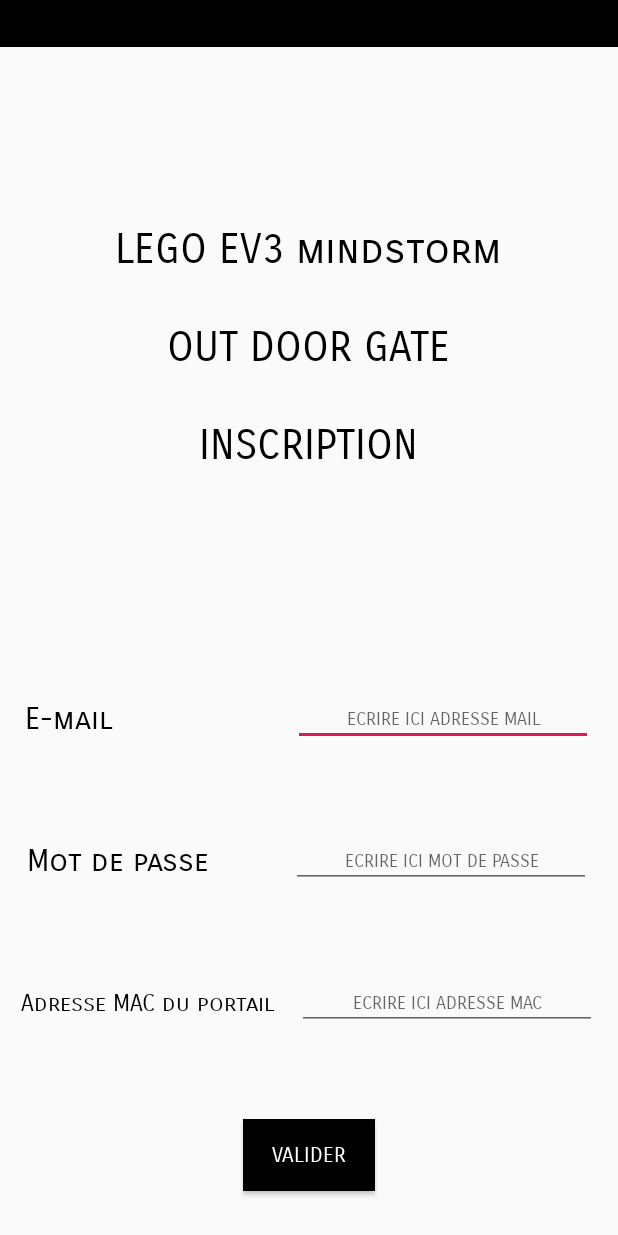
After one commit to FrancoisChv/POC, an Android app: the InscriptionActivity screen opened directly, with no data from a screen before it, on a phone screen of 412 x 824 dp. The commit adds this screen. Run offline under Robolectric (Android 15) with nearby library versions, the phone set to English and light mode, and no system bars.

Commit message:
Ajout du menu d'inscription

```diff
--- /dev/null
+++ b/app/src/main/java/com/example/poc/InscriptionActivity.java
@@ -0,0 +1,18 @@
+package com.example.poc;
+
+import androidx.appcompat.app.AppCompatActivity;
+
+import android.os.Bundle;
+import android.view.Window;
+import android.view.WindowManager;
+
+public class InscriptionActivity extends AppCompatActivity {
+
+    @Override
+    protected void onCreate(Bundle savedInstanceState) {
+        super.onCreate(savedInstanceState);
+        requestWindowFeature(Window.FEATURE_NO_TITLE);
+        setContentView(R.layout.activity_inscription);
+        getWindow().addFlags(WindowManager.LayoutParams.FLAG_FULLSCREEN);
+    }
+}
--- /dev/null
+++ b/app/src/main/res/layout/activity_inscription.xml
@@ -0,0 +1,147 @@
+<?xml version="1.0" encoding="utf-8"?>
+<LinearLayout xmlns:android="http://schemas.android.com/apk/res/android"
+    android:orientation="vertical"
+    android:layout_width="match_parent"
+    android:layout_height="match_parent">
+
+    <TextView
+        android:layout_width="match_parent"
+        android:layout_height="wrap_content"
+        android:textColor="@android:color/white"
+        android:background="@color/colorPrimary"
+        android:fontFamily="sans-serif-smallcaps"
+        android:textAlignment="center"
+        android:gravity="center"
+        android:textSize="25sp"
+        android:text="" />
+
+    <LinearLayout
+        android:layout_width="match_parent"
+        android:layout_height="wrap_content"
+        android:layout_weight="1"
+        android:orientation="vertical"
+        android:gravity="center">
+
+        <TextView
+            android:layout_width="wrap_content"
+            android:layout_height="wrap_content"
+            android:textSize="27dp"
+            android:textColor="#000000"
+            android:textAlignment="center"
+            android:fontFamily="sans-serif-smallcaps"
+            android:text="LEGO EV3 mindstorm\n\nOUT DOOR GATE\n\nINSCRIPTION"
+            />
+    </LinearLayout>
+
+    <LinearLayout
+        android:layout_width="match_parent"
+        android:layout_height="wrap_content"
+        android:layout_weight="1"
+        android:orientation="vertical"
+        android:gravity="center">
+
+        <LinearLayout
+            android:layout_width="match_parent"
+            android:layout_height="wrap_content"
+            android:layout_weight="1"
+            android:orientation="horizontal"
+            android:gravity="center">
+
+            <TextView
+                android:layout_width="wrap_content"
+                android:layout_height="wrap_content"
+                android:textSize="20dp"
+                android:textColor="#000000"
+                android:fontFamily="sans-serif-smallcaps"
+                android:text="E-mail                    "
+                />
+
+            <EditText
+                android:layout_width="200dp"
+                android:layout_height="wrap_content"
+                android:layout_gravity="center"
+                android:fontFamily="sans-serif-smallcaps"
+                android:hint="ECRIRE ICI ADRESSE MAIL"
+                android:inputType="text"
+                android:textAlignment="center"
+                android:textColor="#000000"
+                android:textSize="12dp" />
+        </LinearLayout>
+        <LinearLayout
+            android:layout_width="match_parent"
+            android:layout_height="wrap_content"
+            android:layout_weight="1"
+            android:orientation="horizontal"
+            android:gravity="center">
+
+            <TextView
+                android:layout_width="wrap_content"
+                android:layout_height="wrap_content"
+                android:textSize="20dp"
+                android:textColor="#000000"
+                android:fontFamily="sans-serif-smallcaps"
+                android:text="Mot de passe         "
+                />
+
+            <EditText
+                android:layout_width="200dp"
+                android:layout_height="wrap_content"
+                android:hint="ECRIRE ICI MOT DE PASSE"
+                android:fontFamily="sans-serif-smallcaps"
+                android:textColor="#000000"
+                android:textSize="12dp"
+                android:layout_gravity="center"
+                android:textAlignment="center"
+                android:inputType="text"/>
+        </LinearLayout>
+
+        <LinearLayout
+            android:layout_width="match_parent"
+            android:layout_height="wrap_content"
+            android:layout_weight="1"
+            android:orientation="horizontal"
+            android:gravity="center">
+
+            <TextView
+                android:layout_width="wrap_content"
+                android:layout_height="wrap_content"
+                android:textSize="15dp"
+                android:textColor="#000000"
+                android:fontFamily="sans-serif-smallcaps"
+                android:text="Adresse MAC du portail   "
+                />
+
+            <EditText
+                android:layout_width="200dp"
+                android:layout_height="wrap_content"
+                android:hint="ECRIRE ICI ADRESSE MAC"
+                android:fontFamily="sans-serif-smallcaps"
+                android:textColor="#000000"
+                android:textSize="12dp"
+                android:layout_gravity="center"
+                android:textAlignment="center"
+                android:inputType="text"/>
+        </LinearLayout>
+
+    <LinearLayout
+        android:layout_width="match_parent"
+        android:layout_height="wrap_content"
+        android:layout_weight="1"
+        android:orientation="horizontal"
+        android:gravity="center">
+
+        <Button
+            android:id="@+id/valide_btn"
+            android:layout_width="wrap_content"
+            android:layout_height="wrap_content"
+            android:layout_gravity="center"
+            android:textColor="@android:color/white"
+            android:fontFamily="sans-serif-smallcaps"
+            android:text="Valider"
+            android:background="#000000"
+            android:textAlignment="center" />
+
+    </LinearLayout>
+
+</LinearLayout>
+</LinearLayout>
```
Also changed, not shown: app/src/main/AndroidManifest.xml (+23 -5 lines), app/src/main/java/com/example/poc/MainActivity.java (+11 -0 lines), app/src/main/res/layout/activity_main.xml (+14 -1 lines), app/src/main/res/layout/activity_parameter.xml (+29 -2 lines).
